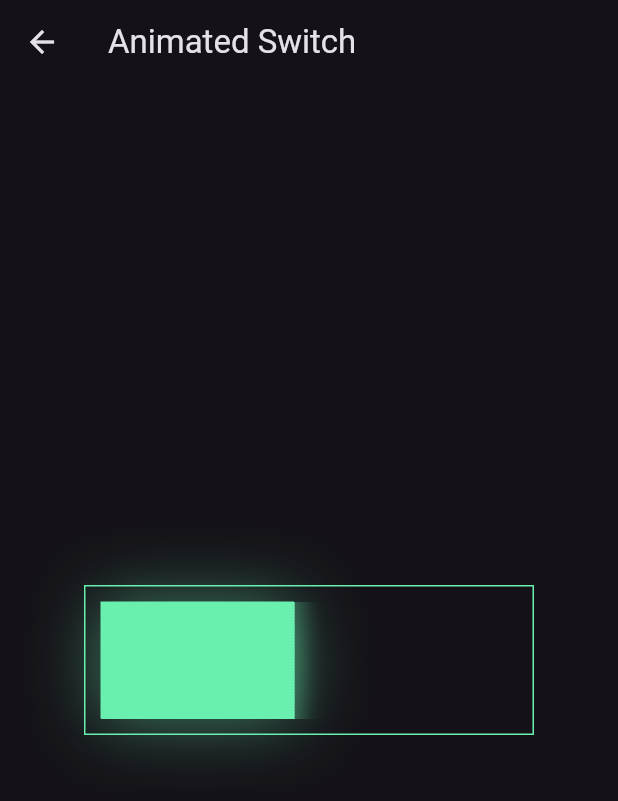
After one commit to RicharC293/simple_examples_flutter, a Flutter app: the screen it shows after launch, after a tap on "Animated Switcher", on a phone screen of 412 x 824 dp. The commit adds this screen. Shown: the top 801 px of the screen. Run offline on Flutter 3.47's test engine with Material 3 defaults, Android fonts, the light colour scheme and no system bars; missing offline and left inert: apple_maps_flutter.

Commit message:
Update: add animated_switch_preview.dart

```diff
--- /dev/null
+++ b/lib/examples/animated_switch/animated_switch_preview.dart
@@ -0,0 +1,16 @@
+import 'package:flutter/material.dart';
+import 'package:simple_examples/examples/animated_switch/widgets/base_switch.dart';
+
+class AnimatedSwitchPreview extends StatelessWidget {
+  const AnimatedSwitchPreview({super.key});
+
+  @override
+  Widget build(BuildContext context) {
+    return Scaffold(
+      appBar: AppBar(title: const Text("Animated Switch")),
+      body: const Center(
+        child: AnimatedSwitch(),
+      ),
+    );
+  }
+}
--- /dev/null
+++ b/lib/examples/animated_switch/widgets/base_switch.dart
@@ -0,0 +1,118 @@
+import 'package:flutter/material.dart';
+import 'package:simple_examples/examples/animated_switch/widgets/pixel_container.dart';
+
+class AnimatedSwitch extends StatefulWidget {
+  const AnimatedSwitch({
+    super.key,
+    this.switchColor = Colors.greenAccent,
+    this.duration = const Duration(milliseconds: 200),
+    this.width = 300,
+    this.height = 100,
+  });
+
+  final Color switchColor;
+  final Duration duration;
+  final double width;
+  final double height;
+
+  @override
+  State<AnimatedSwitch> createState() => _AnimatedSwitchState();
+}
+
+class _AnimatedSwitchState extends State<AnimatedSwitch> {
+  bool _isSwitched = false;
+
+  void _onTap() {
+    setState(() {
+      _isSwitched = !_isSwitched;
+    });
+  }
+
+  @override
+  Widget build(BuildContext context) {
+    return Container(
+      height: widget.height,
+      width: widget.width,
+      decoration: BoxDecoration(
+        border: Border.all(color: widget.switchColor),
+      ),
+      child: Stack(
+        children: [
+          Row(
+            children: [
+              Expanded(
+                child: SwitchBody(
+                  duration: widget.duration,
+                  color: widget.switchColor,
+                  width: widget.width - 100,
+                  onTap: _onTap,
+                  isSwitched: !_isSwitched,
+                ),
+              ),
+              Expanded(
+                child: SwitchBody(
+                  duration: widget.duration,
+                  color: widget.switchColor,
+                  width: widget.width - 100,
+                  onTap: _onTap,
+                  isSwitched: _isSwitched,
+                ),
+              ),
+            ],
+          ),
+          Padding(
+            padding: const EdgeInsets.all(10.0),
+            child: PixelContainer(
+              duration: widget.duration,
+              height: widget.height - 20,
+              color: widget.switchColor,
+              width: widget.width - 20,
+              onTap: _onTap,
+            ),
+          ),
+        ],
+      ),
+    );
+  }
+}
+
+class SwitchBody extends StatelessWidget {
+  const SwitchBody({
+    super.key,
+    required this.color,
+    required this.width,
+    required this.onTap,
+    required this.isSwitched,
+    required this.duration,
+  });
+
+  final Color color;
+  final double width;
+  final VoidCallback onTap;
+  final bool isSwitched;
+  final Duration duration;
+
+  @override
+  Widget build(BuildContext context) {
+    return AnimatedOpacity(
+      duration: Duration(milliseconds: duration.inMilliseconds + 100),
+      opacity: isSwitched ? 1 : 0,
+      child: Container(
+        margin: const EdgeInsets.all(10),
+        height: double.infinity,
+        width: width,
+        decoration: BoxDecoration(
+          color: color,
+          boxShadow: [
+            BoxShadow(
+              color: color.withOpacity(0.5),
+              spreadRadius: 0,
+              blurRadius: 40,
+              offset: isSwitched ? const Offset(0, 1) : const Offset(1, 0),
+            ),
+          ],
+        ),
+      ),
+    );
+  }
+}
--- /dev/null
+++ b/lib/examples/animated_switch/widgets/pixel_container.dart
@@ -0,0 +1,139 @@
+import 'package:flutter/material.dart';
+
+class PixelContainer extends StatefulWidget {
+  const PixelContainer({
+    super.key,
+    required this.height,
+    required this.color,
+    required this.width,
+    this.onTap,
+    required this.duration,
+  });
+  final double height;
+  final Color color;
+  final double width;
+  final VoidCallback? onTap;
+  final Duration duration;
+
+  @override
+  State<PixelContainer> createState() => _PixelContainerState();
+}
+
+class _PixelContainerState extends State<PixelContainer> {
+  final double _pixelSize = 2.0;
+
+  late Map<int, bool> _switchStatus;
+
+  late int _totalLines;
+
+  @override
+  void initState() {
+    _initSwitchStatus();
+    super.initState();
+  }
+
+  void _initSwitchStatus() {
+    _totalLines = ((widget.height / _pixelSize).truncate()) - 1;
+    _switchStatus = {
+      for (var index
+          in List.generate(widget.height ~/ _pixelSize, (index) => index))
+        index: false
+    };
+  }
+
+  Future<void> _startSwitch() async {
+    widget.onTap?.call();
+    final randomIndex = _switchStatus.keys.toList()..shuffle();
+    for (var index in randomIndex) {
+      await Future.delayed(
+        Duration(milliseconds: widget.duration.inMilliseconds ~/ _totalLines),
+        () {
+          setState(() {
+            _switchStatus[index] = !_switchStatus[index]!;
+          });
+        },
+      );
+    }
+  }
+
+  @override
+  Widget build(BuildContext context) {
+    return GestureDetector(
+      onTap: () {
+        _startSwitch();
+      },
+      behavior: HitTestBehavior.opaque,
+      child: SizedBox(
+        height: widget.height,
+        width: widget.width,
+        child: Column(
+          mainAxisSize: MainAxisSize.min,
+          mainAxisAlignment: MainAxisAlignment.spaceBetween,
+          children: List.generate(
+            _totalLines,
+            (index) => LineSwitchBase(
+              width: widget.width / 2,
+              height: _pixelSize,
+              color: widget.color,
+              isSwitched: _switchStatus[index] ?? false,
+              duration: widget.duration,
+            ),
+          ),
+        ),
+      ),
+    );
+  }
+}
+
+class LineSwitchBase extends StatefulWidget {
+  const LineSwitchBase({
+    super.key,
+    required this.isSwitched,
+    required this.color,
+    required this.height,
+    required this.width,
+    required this.duration,
+  });
+  final bool isSwitched;
+  final Color color;
+  final double height;
+  final double width;
+  final Duration duration;
+
+  @override
+  State<LineSwitchBase> createState() => _LineSwitchBaseState();
+}
+
+class _LineSwitchBaseState extends State<LineSwitchBase> {
+  @override
+  Widget build(BuildContext context) {
+    return SizedBox(
+      height: widget.height,
+      child: Stack(
+        children: [
+          AnimatedPositioned(
+            left: widget.isSwitched ? widget.width + 10 : 0,
+            width: widget.width - 10,
+            duration: widget.duration,
+            child: Container(
+              margin: const EdgeInsets.all(0.5),
+              decoration: BoxDecoration(
+                color: widget.color,
+                boxShadow: [
+                  BoxShadow(
+                    color: widget.color.withOpacity(0.5),
+                    spreadRadius: 5,
+                    blurRadius: 10,
+                    offset: const Offset(0.5, 0),
+                  ),
+                ],
+              ),
+              height: widget.height,
+              width: widget.width,
+            ),
+          )
+        ],
+      ),
+    );
+  }
+}
--- a/lib/home_page.dart
+++ b/lib/home_page.dart
@@ -2,6 +2,7 @@ import 'dart:io';
 
 import 'package:flutter/foundation.dart';
 import 'package:flutter/material.dart';
+import 'package:simple_examples/examples/animated_switch/animated_switch_preview.dart';
 import 'package:simple_examples/examples/delivery_button/delivery_button.dart';
 import 'package:simple_examples/examples/image_slider/image_slider.dart';
 import 'package:simple_examples/examples/tik_tok_animation/tik_tok_animation.dart';
@@ -66,6 +67,15 @@ class SimpleExamples extends StatelessWidget {
             },
             child: const Text("TikTok Animation"),
           ),
+          const SizedBox(height: 8),
+          TextButton(
+            onPressed: () {
+              Navigator.push(context, MaterialPageRoute(builder: (context) {
+                return const AnimatedSwitchPreview();
+              }));
+            },
+            child: const Text("Animated Switcher"),
+          ),
         ],
       ),
     );
```
Also changed, not shown: pubspec.lock, 4 other files.
